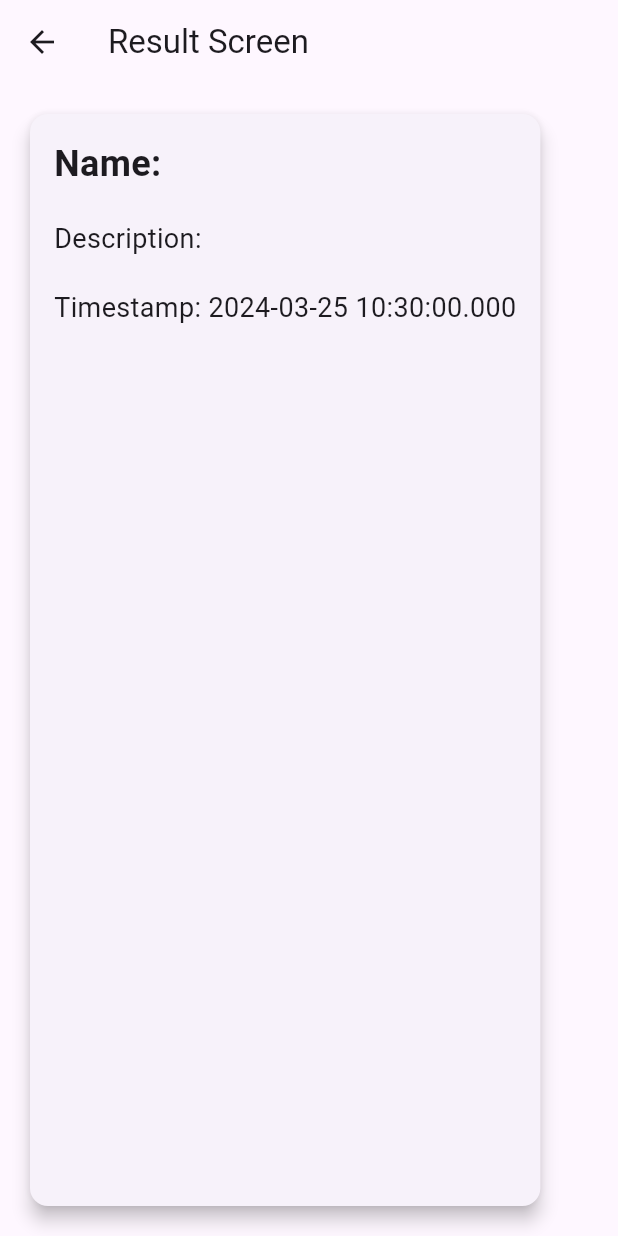
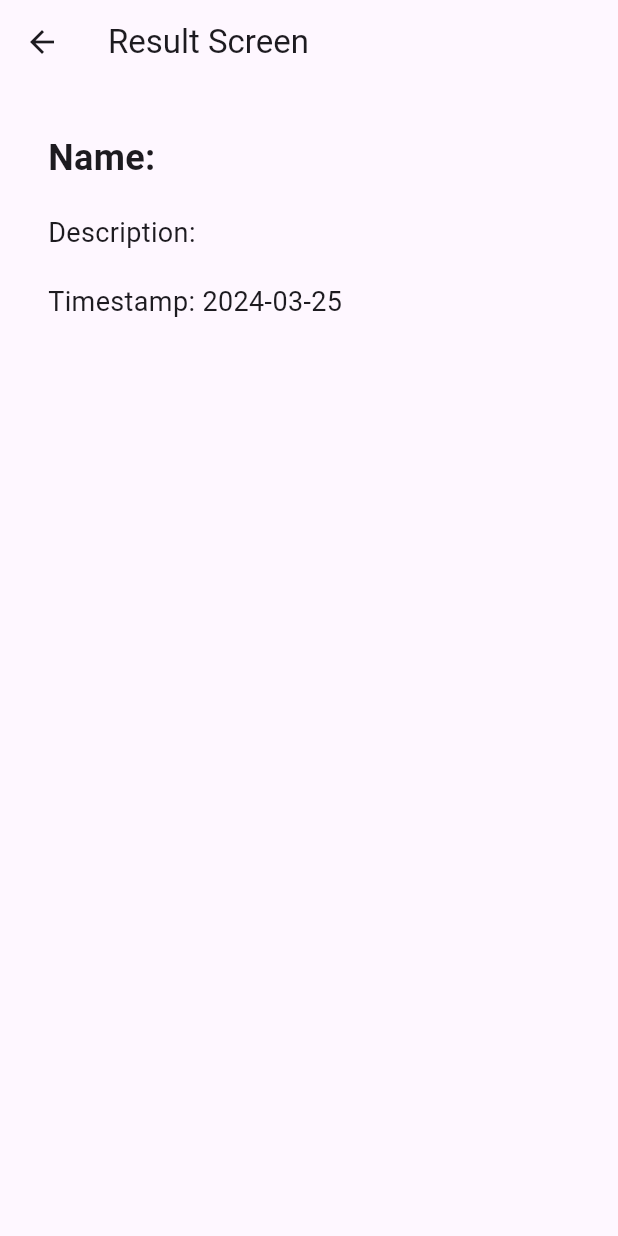
Before and after one commit to DoctorTau/Challengify-mobile, a Flutter app: the ResultScreen screen opened directly with empty values, on a phone screen of 412 x 824 dp. Run offline on Flutter 3.47's test engine with Material 3 defaults, Android fonts, the phone set to English and light mode, and no system bars; our stand-ins replace flutter_dotenv, freezed_annotation, image_picker, logger, shared_preferences; accounts and stored records are empty; generated files the repository leaves out were written again.

Commit message:
Refactor timestamp formatting in challenge_screen.dart and result_screen.dart

```diff
--- a/lib/src/view/screens/challenge_screen.dart
+++ b/lib/src/view/screens/challenge_screen.dart
@@ -111,7 +111,7 @@ class _ChallengeScreenState extends State<ChallengeScreen> {
                                             Text(result.description),
                                             SizedBox(height: 8.0),
                                             Text(
-                                                'Created at : ${result.timestamp.toLocal().toString()[0]}'), // Formatting timestamp
+                                                'Created at : ${result.timestamp.toLocal().toString().split(" ")[0]}'), // Formatting timestamp
                                             SizedBox(height: 8.0),
                                             FutureBuilder(
                                                 future: _userInteractor
--- a/lib/src/view/screens/result_screen.dart
+++ b/lib/src/view/screens/result_screen.dart
@@ -18,21 +18,19 @@ class ResultScreen extends StatelessWidget {
       ),
       body: Padding(
         padding: const EdgeInsets.all(16.0),
-        child: Card(
-          elevation: 5,
         child: Padding(
           padding: const EdgeInsets.all(16.0),
           child: Column(
             crossAxisAlignment: CrossAxisAlignment.start,
             children: <Widget>[
               Text('Name: ${result.name}',
-                    style:
-                        TextStyle(fontSize: 24, fontWeight: FontWeight.bold)),
+                  style: TextStyle(fontSize: 24, fontWeight: FontWeight.bold)),
               SizedBox(height: 20),
               Text('Description: ${result.description}',
                   style: TextStyle(fontSize: 18)),
               SizedBox(height: 20),
-                Text('Timestamp: ${result.timestamp}',
+              Text(
+                  'Timestamp: ${result.timestamp.toLocal().toString().split(" ")[0]}',
                   style: TextStyle(fontSize: 18)),
               SizedBox(height: 20),
               // Image from url
@@ -43,7 +41,6 @@ class ResultScreen extends StatelessWidget {
           ),
         ),
       ),
-      ),
     );
   }
 }
```
Lines whose indentation alone changed are shown as unchanged.
